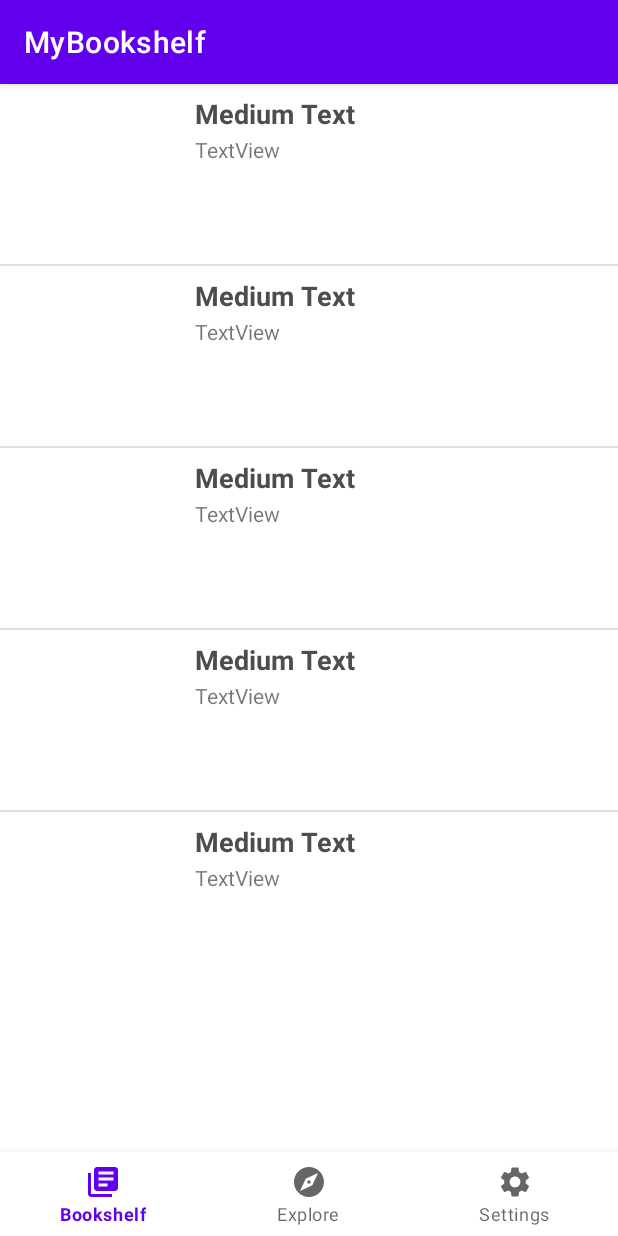
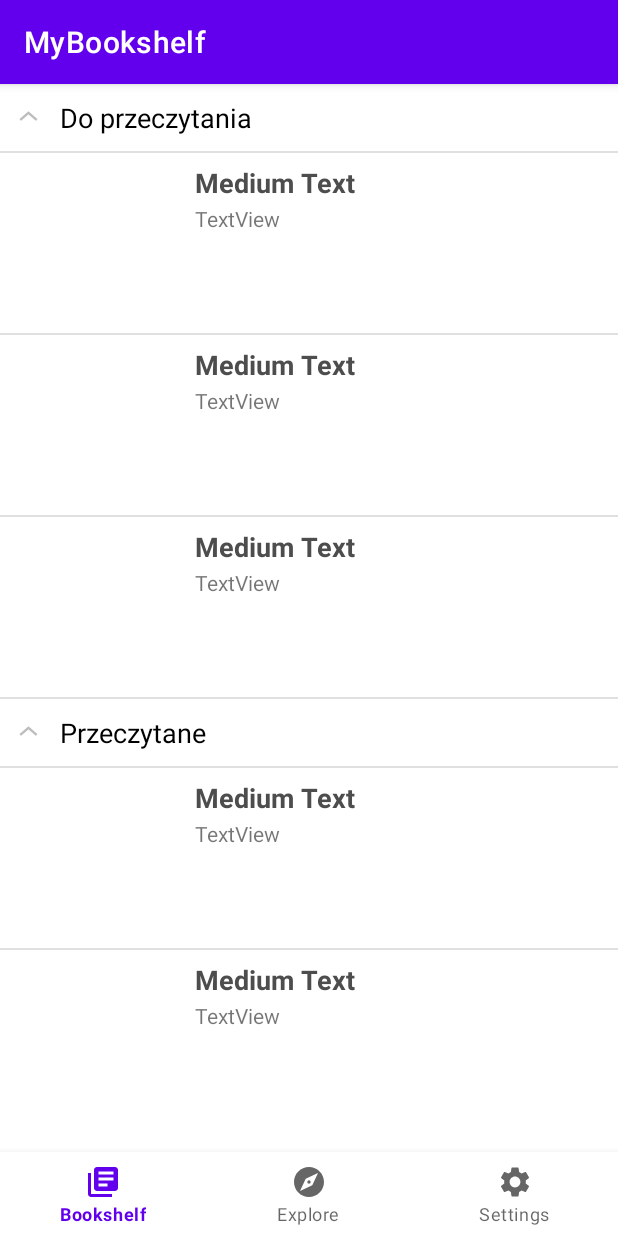
Before and after one commit to mbalcer/MyBookshelf, an Android app: the screen it shows after launch (MainActivity), after a tap on "Medium Text", on a phone screen of 412 x 824 dp. Run offline under Robolectric (Android 15) with nearby library versions, the phone set to English and light mode, and no system bars; 2 other taps on this screen came first.

Commit message:
Changed simple list view to expandable list view

```diff
--- a/app/src/main/java/pl/edu/utp/mybookshelf/adapter/BookshelfListAdapter.java
+++ b/app/src/main/java/pl/edu/utp/mybookshelf/adapter/BookshelfListAdapter.java
@@ -1,48 +1,60 @@
 package pl.edu.utp.mybookshelf.adapter;
 
 import android.app.Activity;
-import android.database.DataSetObserver;
 import android.view.LayoutInflater;
 import android.view.View;
 import android.view.ViewGroup;
+import android.widget.BaseExpandableListAdapter;
 import android.widget.ImageView;
-import android.widget.ListAdapter;
 import android.widget.TextView;
 
 import java.util.List;
+import java.util.Map;
+import java.util.stream.Collectors;
 
 import pl.edu.utp.mybookshelf.R;
 import pl.edu.utp.mybookshelf.model.Book;
 
-public class BookshelfListAdapter implements ListAdapter {
+public class BookshelfListAdapter extends BaseExpandableListAdapter {
 
     private final Activity context;
-    private final List<Book> books;
+    private final Map<String, List<Book>> books;
+    private final List<String> listTitles;
 
-    public BookshelfListAdapter(Activity context, List<Book> books) {
+    public BookshelfListAdapter(Activity context, Map<String, List<Book>> books) {
         this.context = context;
         this.books = books;
+        this.listTitles = books.keySet().stream().collect(Collectors.toList());
     }
 
     @Override
-    public void registerDataSetObserver(DataSetObserver observer) { }
-
-    @Override
-    public void unregisterDataSetObserver(DataSetObserver observer) { }
-
-    @Override
-    public int getCount() {
-        return books.size();
+    public int getGroupCount() {
+        return listTitles.size();
     }
 
     @Override
-    public Object getItem(int position) {
-        return books.get(position);
+    public int getChildrenCount(int groupPosition) {
+        return books.get(listTitles.get(groupPosition)).size();
     }
 
     @Override
-    public long getItemId(int position) {
-        return position;
+    public Object getGroup(int groupPosition) {
+        return listTitles.get(groupPosition);
+    }
+
+    @Override
+    public Object getChild(int groupPosition, int childPosition) {
+        return books.get(listTitles.get(groupPosition)).get(childPosition);
+    }
+
+    @Override
+    public long getGroupId(int groupPosition) {
+        return groupPosition;
+    }
+
+    @Override
+    public long getChildId(int groupPosition, int childPosition) {
+        return childPosition;
     }
 
     @Override
@@ -50,7 +62,19 @@ public class BookshelfListAdapter implements ListAdapter {
         return false;
     }
 
-    public View getView(int position, View view, ViewGroup parent) {
+    @Override
+    public View getGroupView(int groupPosition, boolean isExpanded, View convertView, ViewGroup parent) {
+        String listTitle = (String) getGroup(groupPosition);
+        LayoutInflater inflater = context.getLayoutInflater();
+        convertView = inflater.inflate(R.layout.book_list_group, null);
+
+        TextView listTitleTextView = convertView.findViewById(R.id.book_list_title);
+        listTitleTextView.setText(listTitle);
+        return convertView;
+    }
+
+    @Override
+    public View getChildView(int groupPosition, int childPosition, boolean isLastChild, View convertView, ViewGroup parent) {
         LayoutInflater inflater = context.getLayoutInflater();
         View rowView = inflater.inflate(R.layout.book_list_item, null,true);
 
@@ -58,35 +82,15 @@ public class BookshelfListAdapter implements ListAdapter {
         TextView authorText = rowView.findViewById(R.id.book_author);
         ImageView imageView = rowView.findViewById(R.id.book_image);
 
-        titleText.setText(books.get(position).getTitle());
-        authorText.setText(books.get(position).getAuthor());
-        imageView.setImageResource(books.get(position).getImage());
+        titleText.setText(books.get(listTitles.get(groupPosition)).get(childPosition).getTitle());
+        authorText.setText(books.get(listTitles.get(groupPosition)).get(childPosition).getAuthor());
+        imageView.setImageResource(books.get(listTitles.get(groupPosition)).get(childPosition).getImage());
 
         return rowView;
     }
 
     @Override
-    public int getItemViewType(int position) {
-        return position;
-    }
-
-    @Override
-    public int getViewTypeCount() {
-        return books.size();
-    }
-
-    @Override
-    public boolean isEmpty() {
-        return false;
-    }
-
-    @Override
-    public boolean areAllItemsEnabled() {
-        return false;
-    }
-
-    @Override
-    public boolean isEnabled(int position) {
+    public boolean isChildSelectable(int groupPosition, int childPosition) {
         return true;
     }
 }
--- a/app/src/main/java/pl/edu/utp/mybookshelf/fragment/BookshelfFragment.java
+++ b/app/src/main/java/pl/edu/utp/mybookshelf/fragment/BookshelfFragment.java
@@ -6,11 +6,12 @@ import android.view.LayoutInflater;
 import android.view.View;
 import android.view.ViewGroup;
 import android.widget.AdapterView;
-import android.widget.ListView;
+import android.widget.ExpandableListView;
 
 import androidx.fragment.app.Fragment;
 
 import java.util.ArrayList;
+import java.util.HashMap;
 import java.util.List;
 
 import pl.edu.utp.mybookshelf.R;
@@ -19,17 +20,21 @@ import pl.edu.utp.mybookshelf.model.Book;
 
 public class BookshelfFragment extends Fragment {
 
-    private List<Book> myBooks = new ArrayList();
-    private ListView bookshelfListView;
+    private HashMap<String, List<Book>> myBooks = new HashMap<>();
+    private List<Book> books = new ArrayList();
+    private ExpandableListView bookshelfListView;
 
     @Override
     public void onCreate(Bundle savedInstanceState) {
         super.onCreate(savedInstanceState);
-        myBooks.add(new Book("J.K. Rowling", "Harry Potter i Kamień Filozoficzny", R.drawable.book_1));
-        myBooks.add(new Book("J.K. Rowling", "Harry Potter i Komnata Tajemnic", R.drawable.book_1));
-        myBooks.add(new Book("J.K. Rowling", "Harry Potter i Więzień Azkabanu", R.drawable.book_1));
-        myBooks.add(new Book("J.K. Rowling", "Harry Potter i Czara Ognia", R.drawable.book_1));
-        myBooks.add(new Book("Adam Mickiewicz", "Pan Tadeusz", R.drawable.book_2));
+        books.add(new Book("J.K. Rowling", "Harry Potter i Kamień Filozoficzny", R.drawable.book_1));
+        books.add(new Book("J.K. Rowling", "Harry Potter i Komnata Tajemnic", R.drawable.book_1));
+        books.add(new Book("J.K. Rowling", "Harry Potter i Więzień Azkabanu", R.drawable.book_1));
+        books.add(new Book("J.K. Rowling", "Harry Potter i Czara Ognia", R.drawable.book_1));
+        books.add(new Book("Adam Mickiewicz", "Pan Tadeusz", R.drawable.book_2));
+
+        myBooks.put("Do przeczytania", books.subList(0, 3));
+        myBooks.put("Przeczytane", books.subList(3,5));
     }
 
     @Override
--- /dev/null
+++ b/app/src/main/res/layout/book_list_group.xml
@@ -0,0 +1,18 @@
+<?xml version="1.0" encoding="utf-8"?>
+<LinearLayout xmlns:android="http://schemas.android.com/apk/res/android"
+    xmlns:tools="http://schemas.android.com/tools"
+    android:orientation="vertical"
+    android:layout_width="match_parent"
+    android:layout_height="match_parent"
+    tools:context=".fragment.BookshelfFragment">
+
+    <TextView
+        android:id="@+id/book_list_title"
+        android:layout_width="fill_parent"
+        android:layout_height="wrap_content"
+        android:paddingLeft="?android:attr/expandableListPreferredItemPaddingLeft"
+        android:paddingTop="10dp"
+        android:paddingBottom="10dp"
+        android:textColor="@color/black"
+        android:textSize="18sp" />
+</LinearLayout>
--- a/app/src/main/res/layout/fragment_bookshelf.xml
+++ b/app/src/main/res/layout/fragment_bookshelf.xml
@@ -5,10 +5,10 @@
     android:layout_height="match_parent"
     tools:context=".fragment.BookshelfFragment">
 
-    <ListView
+    <ExpandableListView
         android:id="@+id/bookshelf_list"
         android:layout_width="match_parent"
         android:layout_height="wrap_content"
         android:layout_marginBottom="50dp">
-    </ListView>
+    </ExpandableListView>
 </RelativeLayout>
```
Also changed, not shown: app/src/main/res/drawable/book_1.jpg (added), app/src/main/res/drawable/book_2.jpg (added).
